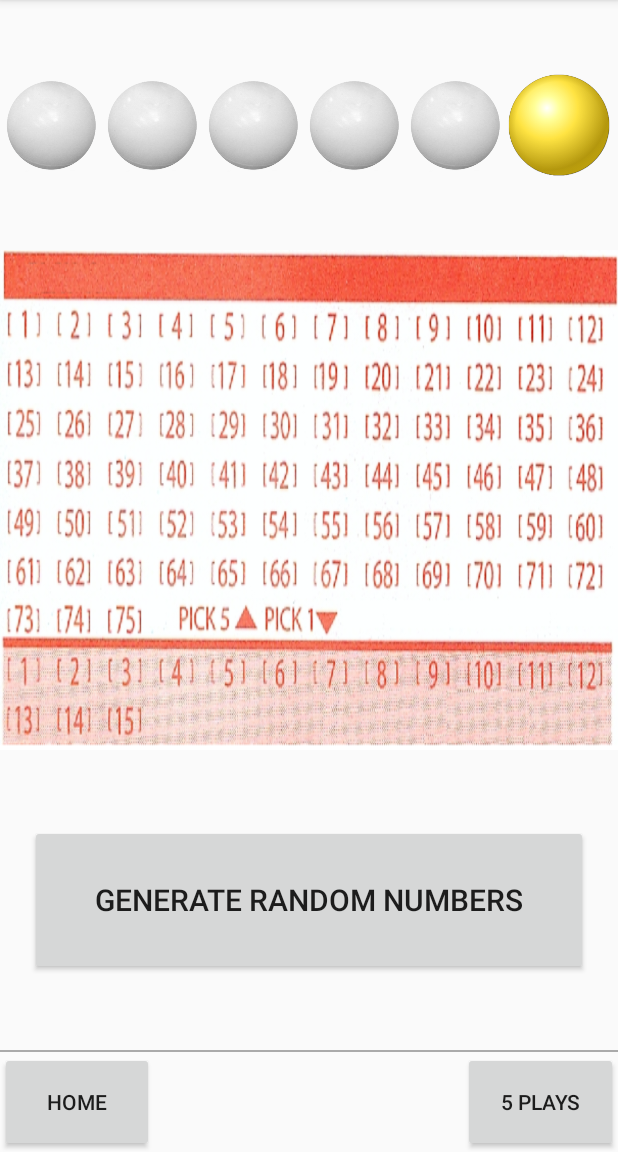
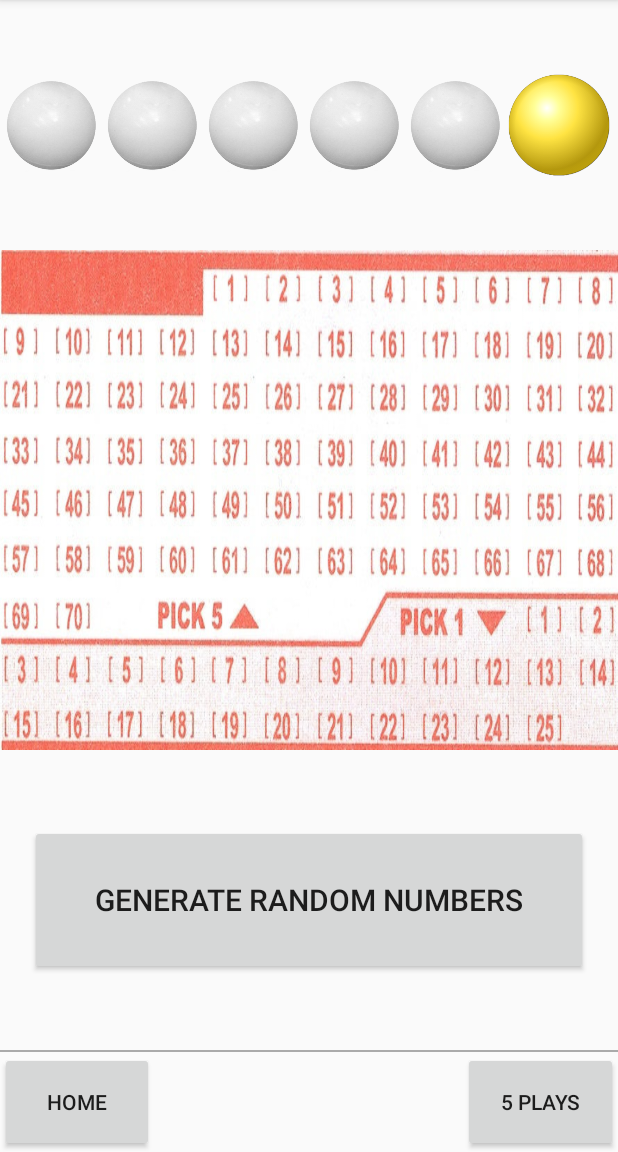
Before and after one commit to jrgunderson/Code-Samples, an Android app: the OnePlayActivity screen opened directly, with no data from a screen before it, on a phone screen of 412 x 824 dp, the part 84-1236 px from its top. Run offline under Robolectric (Android 15) with nearby library versions, the phone set to English and light mode, and no system bars.

Commit message:
updated to new lotto format

```diff
--- a/Android Studio - ElLuckPhant/app/build.gradle
+++ b/Android Studio - ElLuckPhant/app/build.gradle
@@ -7,8 +7,8 @@ android {
         applicationId "com.something.jrgun.elluckphant"
         minSdkVersion 14
         targetSdkVersion 25
-        versionCode 6
-        versionName "2.2"
+        versionCode 7
+        versionName "3.0"
         testInstrumentationRunner "android.support.test.runner.AndroidJUnitRunner"
         multiDexEnabled true
     }
--- a/Android Studio - ElLuckPhant/app/src/main/java/com/something/jrgun/elluckphant/controller/OnePlayActivity.java
+++ b/Android Studio - ElLuckPhant/app/src/main/java/com/something/jrgun/elluckphant/controller/OnePlayActivity.java
@@ -58,13 +58,6 @@ public class OnePlayActivity extends AppCompatActivity {
         });
 
 
-        // load stats
-        HashMap<Integer, Integer> pick5stats = HoldStats.getInstance().getPick5stats();
-
-        // if loading stats does not fail
-        if (pick5stats != null) {
-
-
         // generate 1 set of lotto numbers
         Button generate = (Button) findViewById(R.id.generate1);
         generate.setOnClickListener(new View.OnClickListener() {
@@ -104,13 +97,6 @@ public class OnePlayActivity extends AppCompatActivity {
             }
         });
 
-        // if problem loading stats
-        }else{
-            Log.e("WARNING", "FAIL LOADING STATS");
-
-            // default to main
-            startActivity( new Intent(OnePlayActivity.this, MainMenuActivity.class) );
-        }
 
     } // end onCreate
 
@@ -200,11 +186,6 @@ public class OnePlayActivity extends AppCompatActivity {
         pick5ticket.add( (ImageView) findViewById(R.id.t68) );
         pick5ticket.add( (ImageView) findViewById(R.id.t69) );
         pick5ticket.add( (ImageView) findViewById(R.id.t70) );
-        pick5ticket.add( (ImageView) findViewById(R.id.t71) );
-        pick5ticket.add( (ImageView) findViewById(R.id.t72) );
-        pick5ticket.add( (ImageView) findViewById(R.id.t73) );
-        pick5ticket.add( (ImageView) findViewById(R.id.t74) );
-        pick5ticket.add( (ImageView) findViewById(R.id.t75) );
         megaticket = new ArrayList<>();
         megaticket.add( (ImageView) findViewById(R.id.m1) );
         megaticket.add( (ImageView) findViewById(R.id.m2) );
--- a/Android Studio - ElLuckPhant/app/src/main/java/com/something/jrgun/elluckphant/model/GenerateNumbers.java
+++ b/Android Studio - ElLuckPhant/app/src/main/java/com/something/jrgun/elluckphant/model/GenerateNumbers.java
@@ -14,6 +14,7 @@ import java.util.Collections;
  * Creates arrays of numbers to display
  *
  * Stats should already be calculated by the time this class is called
+ *      - if not, random numbers generated
  */
 
 public class GenerateNumbers
@@ -69,23 +70,39 @@ public class GenerateNumbers
 
 
 
-    // generate lotto numbers 'randomly'
+    // generate lotto numbers randomly
+    // does not mod since that has been proven to be bias
     public static ArrayList<Integer> generateRandom()
     {
         ArrayList<Integer> randNums = new ArrayList<>();
 
-        for(int i=0; i<5; ++i )
+        // randomly generate pick5 numbers
+        for (int i = 0; i < 5; ++i)
         {
-            int n =  rand.nextInt(MaxPick5)+1;
-            while( randNums.contains(n))
-            {
-                n = rand.nextInt(MaxPick5)+1;
+            int num = rand.nextInt(100); // no number is favored when modding by multiple of 10
+            ++num; // increment randomInt by one since random number chosen was 0 indexed
+
+            // continue randomly generating number if:
+            // a. out of range, b. already chosen
+            while (num > MaxPick5 || randNums.contains(num)) {
+                num = rand.nextInt(100);
+                ++num;
             }
-            randNums.add( n );
+
+            randNums.add(num); // add number
+
         }
         Collections.sort(randNums);
 
-        randNums.add(rand.nextInt(MaxMega)+1 );
+        // randomly generate megaball
+        int num = rand.nextInt(100);
+        ++num;
+        while ( num > MaxMega ) {
+            num = rand.nextInt(100);
+            ++num;
+        }
+
+        randNums.add(num); // add number
 
         return randNums;
     }
@@ -110,7 +127,7 @@ public class GenerateNumbers
             for (int i = 0; i < 5; ++i)
             {
                 int num = rand.nextInt(100); // no number is favored when modding by multiple of 10
-                ++num; // increment randomInt by one since random number chosen was between 0 -> 74
+                ++num; // increment randomInt by one since random number chosen was 0 indexed
 
                 // continue randomly generating number if:
                 // a. out of range, b. number has been picked above expected ratio, c. already chosen
@@ -160,7 +177,6 @@ public class GenerateNumbers
 
         // generate Pick 5 numbers
         double ratio = 5.0 / MaxPick5;
-        print("asdfasdfasdfadf"+ratio);
         for(Map.Entry<Integer, Integer> e : pick5stats.entrySet())
         {
             if( e.getValue()/numOfLottos < ratio )
@@ -174,7 +190,6 @@ public class GenerateNumbers
 
         // generate Mega Ball numbers
         ratio = 1.0 / MaxMega;
-        print("asdfasdfasdfadf"+ratio);
         for(Map.Entry<Integer, Integer> e : megaBstats.entrySet())
         {
             if( e.getValue()/numOfLottos < ratio )
--- a/Android Studio - ElLuckPhant/app/src/main/res/layout/activity_1play.xml
+++ b/Android Studio - ElLuckPhant/app/src/main/res/layout/activity_1play.xml
@@ -169,15 +169,35 @@
             <TextView
                 android:layout_width="match_parent"
                 android:layout_height="0dp"
-                android:layout_weight="1"/>
+                android:layout_weight=".25"/>
 
-            // Numbers 1 - 12
+            // Numbers 1 - 8
             <LinearLayout
                 android:layout_width="match_parent"
                 android:layout_height="0dp"
                 android:layout_weight="1"
                 android:orientation="horizontal">
 
+                <ImageView
+                    android:layout_width="0dp"
+                    android:layout_weight="1"
+                    android:layout_height="match_parent"
+                    android:layout_margin="5dp" />
+                <ImageView
+                    android:layout_width="0dp"
+                    android:layout_weight="1"
+                    android:layout_height="match_parent"
+                    android:layout_margin="5dp" />
+                <ImageView
+                    android:layout_width="0dp"
+                    android:layout_weight="1"
+                    android:layout_height="match_parent"
+                    android:layout_margin="5dp" />
+                <ImageView
+                    android:layout_width="0dp"
+                    android:layout_weight="1"
+                    android:layout_height="match_parent"
+                    android:layout_margin="5dp" />
                 <ImageView
                     android:id="@+id/t1"
                     android:layout_width="0dp"
@@ -242,6 +262,15 @@
                     android:layout_margin="5dp"
                     android:src="#000000"
                     android:visibility="invisible"/>
+            </LinearLayout>
+
+            // Numbers 9 - 20
+            <LinearLayout
+                android:layout_width="match_parent"
+                android:layout_height="0dp"
+                android:layout_weight="1"
+                android:orientation="horizontal">
+
                 <ImageView
                     android:id="@+id/t9"
                     android:layout_width="0dp"
@@ -274,15 +303,6 @@
                     android:layout_margin="5dp"
                     android:src="#000000"
                     android:visibility="invisible"/>
-            </LinearLayout>
-
-            // Numbers 13 - 24
-            <LinearLayout
-                android:layout_width="match_parent"
-                android:layout_height="0dp"
-                android:layout_weight="1"
-                android:orientation="horizontal">
-
                 <ImageView
                     android:id="@+id/t13"
                     android:layout_width="0dp"
@@ -347,6 +367,15 @@
                     android:layout_margin="5dp"
                     android:src="#000000"
                     android:visibility="invisible"/>
+            </LinearLayout>
+
+            // Numbers 21 - 32
+            <LinearLayout
+                android:layout_width="match_parent"
+                android:layout_height="0dp"
+                android:layout_weight="1"
+                android:orientation="horizontal">
+
                 <ImageView
                     android:id="@+id/t21"
                     android:layout_width="0dp"
@@ -379,15 +408,6 @@
                     android:layout_margin="5dp"
                     android:src="#000000"
                     android:visibility="invisible"/>
-            </LinearLayout>
-
-            // Numbers 25 - 36
-            <LinearLayout
-                android:layout_width="match_parent"
-                android:layout_height="0dp"
-                android:layout_weight="1"
-                android:orientation="horizontal">
-
                 <ImageView
                     android:id="@+id/t25"
                     android:layout_width="0dp"
@@ -452,6 +472,15 @@
                     android:layout_margin="5dp"
                     android:src="#000000"
                     android:visibility="invisible"/>
+            </LinearLayout>
+
+            // Numbers 33 - 44
+            <LinearLayout
+                android:layout_width="match_parent"
+                android:layout_height="0dp"
+                android:layout_weight="1"
+                android:orientation="horizontal">
+
                 <ImageView
                     android:id="@+id/t33"
                     android:layout_width="0dp"
@@ -484,15 +513,6 @@
                     android:layout_margin="5dp"
                     android:src="#000000"
                     android:visibility="invisible"/>
-            </LinearLayout>
-
-            // Numbers 37 - 48
-            <LinearLayout
-                android:layout_width="match_parent"
-                android:layout_height="0dp"
-                android:layout_weight="1"
-                android:orientation="horizontal">
-
                 <ImageView
                     android:id="@+id/t37"
                     android:layout_width="0dp"
@@ -557,6 +577,15 @@
                     android:layout_margin="5dp"
                     android:src="#000000"
                     android:visibility="invisible"/>
+            </LinearLayout>
+
+            // Numbers 45 - 56
+            <LinearLayout
+                android:layout_width="match_parent"
+                android:layout_height="0dp"
+                android:layout_weight="1"
+                android:orientation="horizontal">
+
                 <ImageView
                     android:id="@+id/t45"
                     android:layout_width="0dp"
@@ -589,15 +618,6 @@
                     android:layout_margin="5dp"
                     android:src="#000000"
                     android:visibility="invisible"/>
-            </LinearLayout>
-
-            // Numbers 49 - 60
-            <LinearLayout
-                android:layout_width="match_parent"
-                android:layout_height="0dp"
-                android:layout_weight="1"
-                android:orientation="horizontal">
-
                 <ImageView
                     android:id="@+id/t49"
                     android:layout_width="0dp"
@@ -662,6 +682,15 @@
                     android:layout_margin="5dp"
                     android:src="#000000"
                     android:visibility="invisible"/>
+            </LinearLayout>
+
+            // Numbers 57 - 68
+            <LinearLayout
+                android:layout_width="match_parent"
+                android:layout_height="0dp"
+                android:layout_weight="1"
+                android:orientation="horizontal">
+
                 <ImageView
                     android:id="@+id/t57"
                     android:layout_width="0dp"
@@ -694,15 +723,6 @@
                     android:layout_margin="5dp"
                     android:src="#000000"
                     android:visibility="invisible"/>
-            </LinearLayout>
-
-            // Numbers 61 - 72
-            <LinearLayout
-                android:layout_width="match_parent"
-                android:layout_height="0dp"
-                android:layout_weight="1"
-                android:orientation="horizontal">
-
                 <ImageView
                     android:id="@+id/t61"
                     android:layout_width="0dp"
@@ -767,6 +787,16 @@
                     android:layout_margin="5dp"
                     android:src="#000000"
                     android:visibility="invisible"/>
+            </LinearLayout>
+
+
+            // Numbers 69 - 02
+            <LinearLayout
+                android:layout_width="match_parent"
+                android:layout_height="0dp"
+                android:layout_weight="1"
+                android:orientation="horizontal">
+
                 <ImageView
                     android:id="@+id/t69"
                     android:layout_width="0dp"
@@ -777,55 +807,6 @@
                     android:visibility="invisible"/>
                 <ImageView
                     android:id="@+id/t70"
-                    android:layout_width="0dp"
-                    android:layout_weight="1"
-                    android:layout_height="match_parent"
-                    android:layout_margin="5dp"
-                    android:src="#000000"
-                    android:visibility="invisible"/>
-                <ImageView
-                    android:id="@+id/t71"
-                    android:layout_width="0dp"
-                    android:layout_weight="1"
-                    android:layout_height="match_parent"
-                    android:layout_margin="5dp"
-                    android:src="#000000"
-                    android:visibility="invisible"/>
-                <ImageView
-                    android:id="@+id/t72"
-                    android:layout_width="0dp"
-                    android:layout_weight="1"
-                    android:layout_height="match_parent"
-                    android:layout_margin="5dp"
-                    android:src="#000000"
-                    android:visibility="invisible"/>
-            </LinearLayout>
-
-            // Numbers 73 - 75
-            <LinearLayout
-                android:layout_width="match_parent"
-                android:layout_height="0dp"
-                android:layout_weight="1"
-                android:orientation="horizontal">
-
-                <ImageView
-                    android:id="@+id/t73"
-                    android:layout_width="0dp"
-                    android:layout_weight="1"
-                    android:layout_height="match_parent"
-                    android:layout_margin="5dp"
-                    android:src="#000000"
-                    android:visibility="invisible"/>
-                <ImageView
-                    android:id="@+id/t74"
-                    android:layout_width="0dp"
-                    android:layout_weight="1"
-                    android:layout_height="match_parent"
-                    android:layout_margin="5dp"
-                    android:src="#000000"
-                    android:visibility="invisible"/>
-                <ImageView
-                    android:id="@+id/t75"
                     android:layout_width="0dp"
                     android:layout_weight="1"
                     android:layout_height="match_parent"
@@ -873,20 +854,6 @@
                     android:layout_height="match_parent"
                     android:layout_margin="5dp" />
                 <ImageView
-                    android:layout_width="0dp"
-                    android:layout_weight="1"
-                    android:layout_height="match_parent"
-                    android:layout_margin="5dp" />
-            </LinearLayout>
-
-            // Numbers 1 - 12
-            <LinearLayout
-                android:layout_width="match_parent"
-                android:layout_height="0dp"
-                android:layout_weight="1"
-                android:orientation="horizontal">
-
-                <ImageView
                     android:id="@+id/m1"
                     android:layout_width="0dp"
                     android:layout_weight="1"
@@ -902,6 +869,16 @@
                     android:layout_margin="5dp"
                     android:src="#000000"
                     android:visibility="invisible"/>
+            </LinearLayout>
+
+
+            // Numbers 3 - 14
+            <LinearLayout
+                android:layout_width="match_parent"
+                android:layout_height="0dp"
+                android:layout_weight="1"
+                android:orientation="horizontal">
+
                 <ImageView
                     android:id="@+id/m3"
                     android:layout_width="0dp"
@@ -982,15 +959,6 @@
                     android:layout_margin="5dp"
                     android:src="#000000"
                     android:visibility="invisible"/>
-            </LinearLayout>
-
-            // Numbers 13 - 24
-            <LinearLayout
-                android:layout_width="match_parent"
-                android:layout_height="0dp"
-                android:layout_weight="1"
-                android:orientation="horizontal">
-
                 <ImageView
                     android:id="@+id/m13"
                     android:layout_width="0dp"
@@ -1007,6 +975,15 @@
                     android:layout_margin="5dp"
                     android:src="#000000"
                     android:visibility="invisible"/>
+            </LinearLayout>
+
+            // Numbers 15 - 25
+            <LinearLayout
+                android:layout_width="match_parent"
+                android:layout_height="0dp"
+                android:layout_weight="1"
+                android:orientation="horizontal">
+
                 <ImageView
                     android:id="@+id/m15"
                     android:layout_width="0dp"
@@ -1087,16 +1064,6 @@
                     android:layout_margin="5dp"
                     android:src="#000000"
                     android:visibility="invisible"/>
-            </LinearLayout>
-
-
-            // Numbers 25
-            <LinearLayout
-                android:layout_width="match_parent"
-                android:layout_height="0dp"
-                android:layout_weight="1"
-                android:orientation="horizontal">
-
                 <ImageView
                     android:id="@+id/m25"
                     android:layout_width="0dp"
@@ -1110,65 +1077,10 @@
                     android:layout_weight="1"
                     android:layout_height="match_parent"
                     android:layout_margin="5dp"/>
-                <ImageView
-                    android:layout_width="0dp"
-                    android:layout_weight="1"
-                    android:layout_height="match_parent"
-                    android:layout_margin="5dp"/>
-                <ImageView
-                    android:layout_width="0dp"
-                    android:layout_weight="1"
-                    android:layout_height="match_parent"
-                    android:layout_margin="5dp"/>
-                <ImageView
-                    android:layout_width="0dp"
-                    android:layout_weight="1"
-                    android:layout_height="match_parent"
-                    android:layout_margin="5dp"/>
-                <ImageView
-                    android:layout_width="0dp"
-                    android:layout_weight="1"
-                    android:layout_height="match_parent"
-                    android:layout_margin="5dp"/>
-                <ImageView
-                    android:layout_width="0dp"
-                    android:layout_weight="1"
-                    android:layout_height="match_parent"
-                    android:layout_margin="5dp"/>
-                <ImageView
-                    android:layout_width="0dp"
-                    android:layout_weight="1"
-                    android:layout_height="match_parent"
-                    android:layout_margin="5dp"/>
-                <ImageView
-                    android:layout_width="0dp"
-                    android:layout_weight="1"
-                    android:layout_height="match_parent"
-                    android:layout_margin="5dp"/>
-                <ImageView
-                    android:layout_width="0dp"
-                    android:layout_weight="1"
-                    android:layout_height="match_parent"
-                    android:layout_margin="5dp"/>
-                <ImageView
-                    android:layout_width="0dp"
-                    android:layout_weight="1"
-                    android:layout_height="match_parent"
-                    android:layout_margin="5dp"/>
-                <ImageView
-                    android:layout_width="0dp"
-                    android:layout_weight="1"
-                    android:layout_height="match_parent"
-                    android:layout_margin="5dp"/>
             </LinearLayout>
 
-            <TextView
-                android:layout_width="match_parent"
-                android:layout_height="0dp"
-                android:layout_weight=".1"/>
 
         </LinearLayout>
-
     </RelativeLayout>
 
 
--- a/Android Studio - ElLuckPhant/app/src/main/res/layout/activity_fullticket.xml
+++ /dev/null
@@ -1,26 +0,0 @@
-<?xml version="1.0" encoding="utf-8"?>
-<LinearLayout xmlns:android="http://schemas.android.com/apk/res/android"
-    android:orientation="vertical" android:layout_width="match_parent"
-    android:layout_height="match_parent">
-
-
-    // for physical lottery ticket
-    <LinearLayout
-        android:layout_width="match_parent"
-        android:layout_weight="92"
-        android:layout_height="0dp"
-        android:background="@drawable/play5">
-
-    </LinearLayout>
-
-    // generate numbers
-    <Button
-        android:layout_width="match_parent"
-        android:layout_weight="8"
-        android:layout_height="0dp"
-        android:layout_margin="5dp"
-        android:textSize="20dp"
-        android:text="Generate Winning Numbers" />
-
-
-</LinearLayout>
--- a/Android Studio - ElLuckPhant/app/src/main/res/layout/activity_mainmenu.xml
+++ b/Android Studio - ElLuckPhant/app/src/main/res/layout/activity_mainmenu.xml
@@ -48,7 +48,7 @@
             android:layout_height="0dp"
             android:layout_weight="1"
             android:textSize="16dp"
-            android:text="View Pick 5 Statistics"/>
+            android:text="View Pick 5 Statistics         (internet needed)"/>
 
         <Button
             android:id="@+id/toMegaStatsFromMain"
@@ -60,7 +60,7 @@
             android:layout_height="0dp"
             android:layout_weight="1"
             android:textSize="16dp"
-            android:text="View Mega Ball statistics"/>
+            android:text="View Mega Ball statistics      (internet needed)"/>
 
     </LinearLayout>
 
--- a/Android Studio - ElLuckPhant/build.gradle
+++ b/Android Studio - ElLuckPhant/build.gradle
@@ -6,7 +6,7 @@ buildscript {
         google()
     }
     dependencies {
-        classpath 'com.android.tools.build:gradle:3.0.0'
+        classpath 'com.android.tools.build:gradle:3.0.1'
 
         // firebase
         classpath 'com.google.gms:google-services:3.0.0'
```
Also changed, not shown: Android Studio - ElLuckPhant/app/src/main/res/drawable/play.png, Android Studio - ElLuckPhant/app/src/main/res/drawable/play5.png (deleted), 1 other file. Lines whose indentation alone changed are shown as unchanged.
